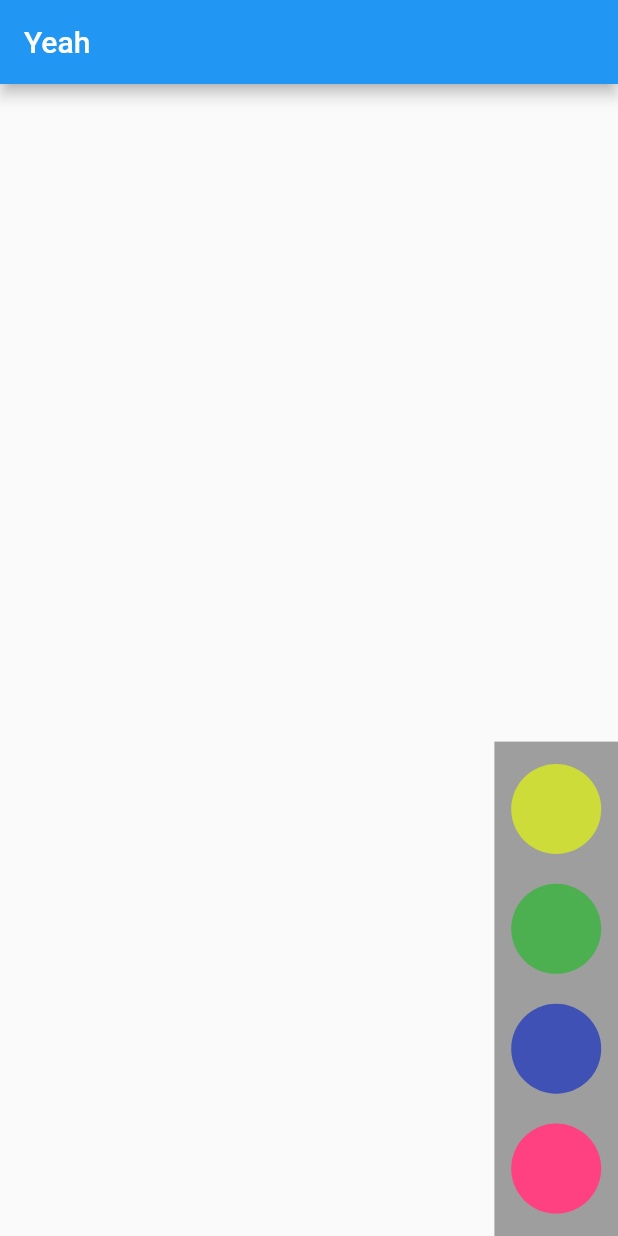
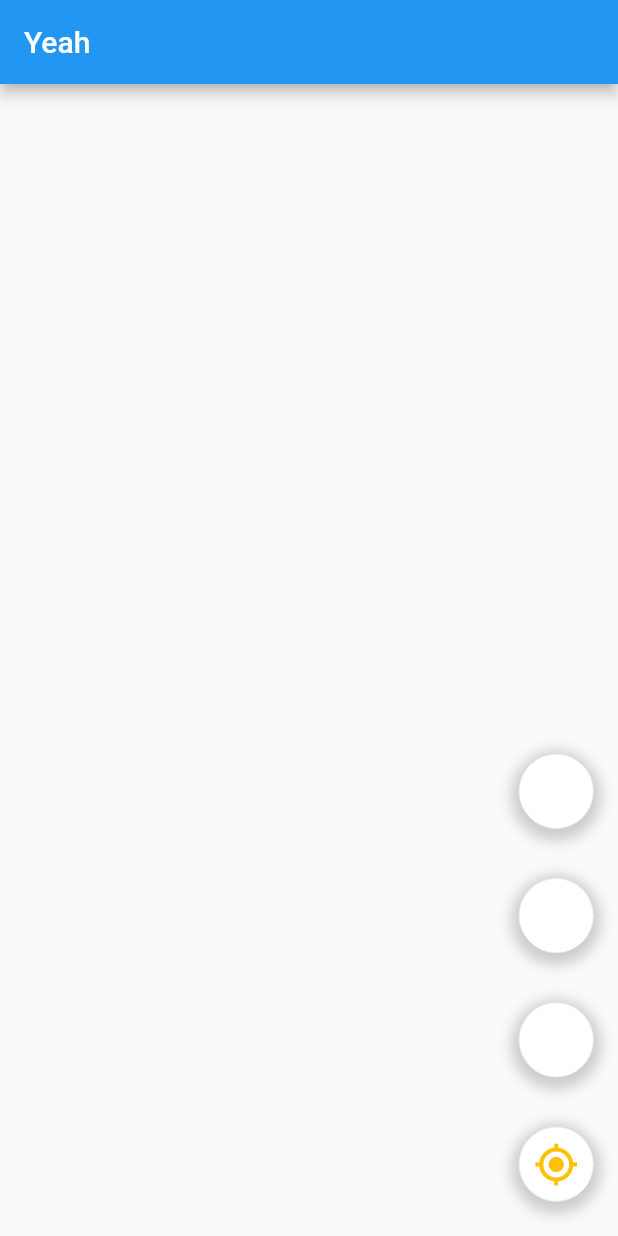
Before and after one commit to Yun-sooyong/petVet, a Flutter app: the HomeScreen screen opened directly, on a phone screen of 412 x 824 dp. Run offline on Flutter 3.47's test engine with Material 2 defaults, Android fonts, the phone set to English and light mode, and no system bars; our stand-ins replace firebase_auth, firebase_core, google_maps_flutter, google_sign_in, location, modal_bottom_sheet; accounts and stored records are empty; statements that could not run were skipped.

Commit message:
update: 메뉴 위젯 버튼 만드는 중
icon이 Container 에서 사용이 안돼서 Stack 과 InkWell 을 통해서 제작

```diff
--- a/lib/widgets/menu_buttons.dart
+++ b/lib/widgets/menu_buttons.dart
@@ -1,4 +1,5 @@
 import 'package:flutter/material.dart';
+import 'package:google_maps_flutter/google_maps_flutter.dart';
 
 class MenuButtons extends StatefulWidget {
   _MenuButtonsState createState() => _MenuButtonsState();
@@ -11,49 +12,115 @@ class _MenuButtonsState extends State<MenuButtons> {
   @override
   Widget build(BuildContext context) {
     Size _size = MediaQuery.of(context).size;
+    double _conSize = 50;
 
     return Align(
-      alignment: FractionalOffset(1.0, 1.0),
+      alignment: FractionalOffset(1, 1),
       child: Container(
-        color: Colors.grey,
+        color: Colors.transparent,
         width: _size.width * 0.2,
-        height: _size.height * 0.4,
+        height: _size.height * 0.43,
         child: Column(
           mainAxisAlignment: MainAxisAlignment.spaceEvenly,
           crossAxisAlignment: CrossAxisAlignment.center,
           children: [
             Container(
-              padding: EdgeInsets.all(30),
-              margin: EdgeInsets.only(bottom: 5, top: 5),
+                width: _conSize,
+                height: _conSize,
+                margin: EdgeInsets.only(top: 10),
+                decoration: BoxDecoration(
+                    color: Colors.white,
+                    shape: BoxShape.circle,
+                    border: Border.all(color: Colors.grey[200], width: 0.5),
+                    boxShadow: [
+                      BoxShadow(
+                        color: Colors.grey.withOpacity(0.5),
+                        spreadRadius: 5,
+                        blurRadius: 7,
+                        offset: Offset(0, 3), // changes position of shadow
+                      )
+                    ]),
+                child: InkWell(
+                  onTap: () {
+                    Scaffold.of(context)
+                        .showSnackBar(SnackBar(content: Text('Tap')));
+                  },
+                )),
+            Container(
+                width: _conSize,
+                height: _conSize,
+                margin: EdgeInsets.only(top: 10),
+                decoration: BoxDecoration(
+                    color: Colors.white,
+                    shape: BoxShape.circle,
+                    border: Border.all(color: Colors.grey[200], width: 0.5),
+                    boxShadow: [
+                      BoxShadow(
+                        color: Colors.grey.withOpacity(0.5),
+                        spreadRadius: 5,
+                        blurRadius: 7,
+                        offset: Offset(0, 3), // changes position of shadow
+                      )
+                    ]),
+                child: InkWell(
+                  onTap: () {
+                    Scaffold.of(context)
+                        .showSnackBar(SnackBar(content: Text('Tap')));
+                  },
+                )),
+            Container(
+              width: _conSize,
+              height: _conSize,
+              margin: EdgeInsets.only(top: 10),
               decoration: BoxDecoration(
-                color: Colors.lime,
+                color: Colors.white,
                 shape: BoxShape.circle,
+                border: Border.all(color: Colors.grey[200], width: 0.5),
+                boxShadow: [
+                  BoxShadow(
+                    color: Colors.grey.withOpacity(0.5),
+                    spreadRadius: 5,
+                    blurRadius: 7,
+                    offset: Offset(0, 3), // changes position of shadow
+                  ),
+                ],
               ),
+              child: Container(),
             ),
             Container(
-              padding: EdgeInsets.all(30),
-              margin: EdgeInsets.only(bottom: 5, top: 5),
-              decoration: BoxDecoration(
-                color: Colors.green,
-                shape: BoxShape.circle,
-              ),
-            ),
-            Container(
-              padding: EdgeInsets.all(30),
-              margin: EdgeInsets.only(bottom: 5, top: 5),
-              decoration: BoxDecoration(
-                color: Colors.indigo,
-                shape: BoxShape.circle,
-              ),
-            ),
-            Container(
-              padding: EdgeInsets.all(30),
-              margin: EdgeInsets.only(bottom: 5, top: 5),
-              decoration: BoxDecoration(
-                color: Colors.pinkAccent,
-                shape: BoxShape.circle,
-              ),
-            ),
+                width: _conSize,
+                height: _conSize,
+                margin: EdgeInsets.only(top: 10),
+                decoration: BoxDecoration(
+                  color: Colors.white,
+                  shape: BoxShape.circle,
+                  border: Border.all(color: Colors.grey[200], width: 0.5),
+                  boxShadow: [
+                    BoxShadow(
+                      color: Colors.grey.withOpacity(0.5),
+                      spreadRadius: 5,
+                      blurRadius: 7,
+                      offset: Offset(0, 3), // changes position of shadow
+                    )
+                  ],
+                ),
+                child: Stack(
+                  children: [
+                    Center(
+                      child: Icon(
+                        Icons.my_location,
+                        color: Colors.amber,
+                        size: 30,
+                      ),
+                    ),
+                    InkWell(
+                      onTap: () {
+                        Scaffold.of(context)
+                            .showSnackBar(SnackBar(content: Text('Tap')));
+                      },
+                    )
+                  ],
+                )),
           ],
         ),
       ),
```
